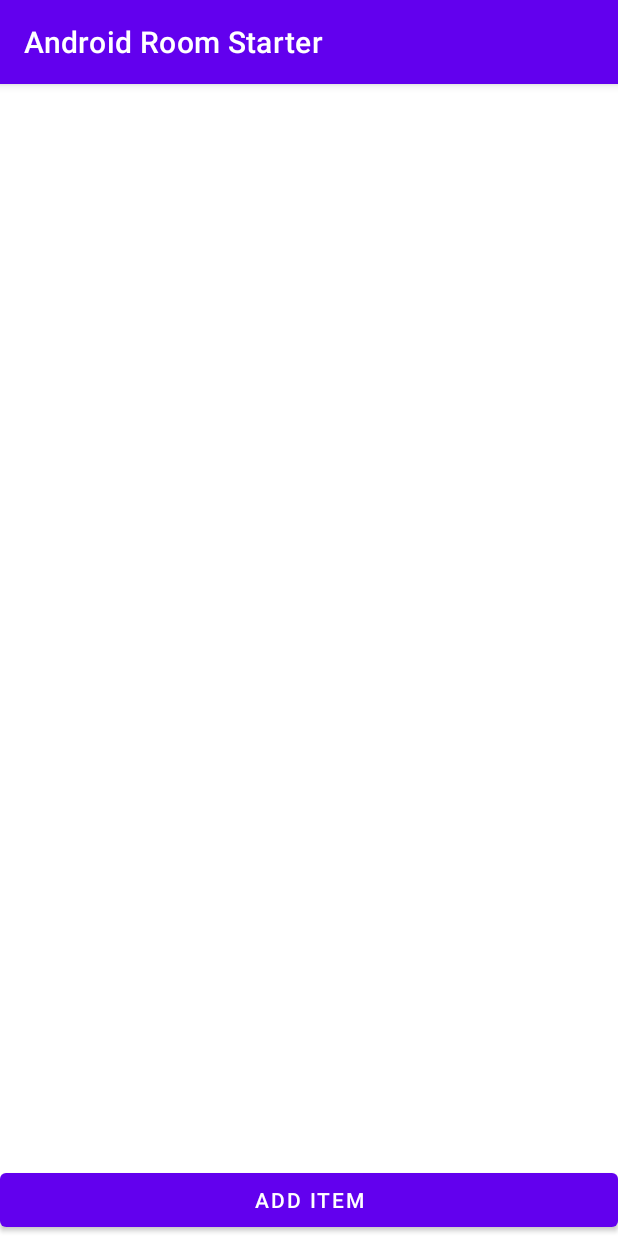
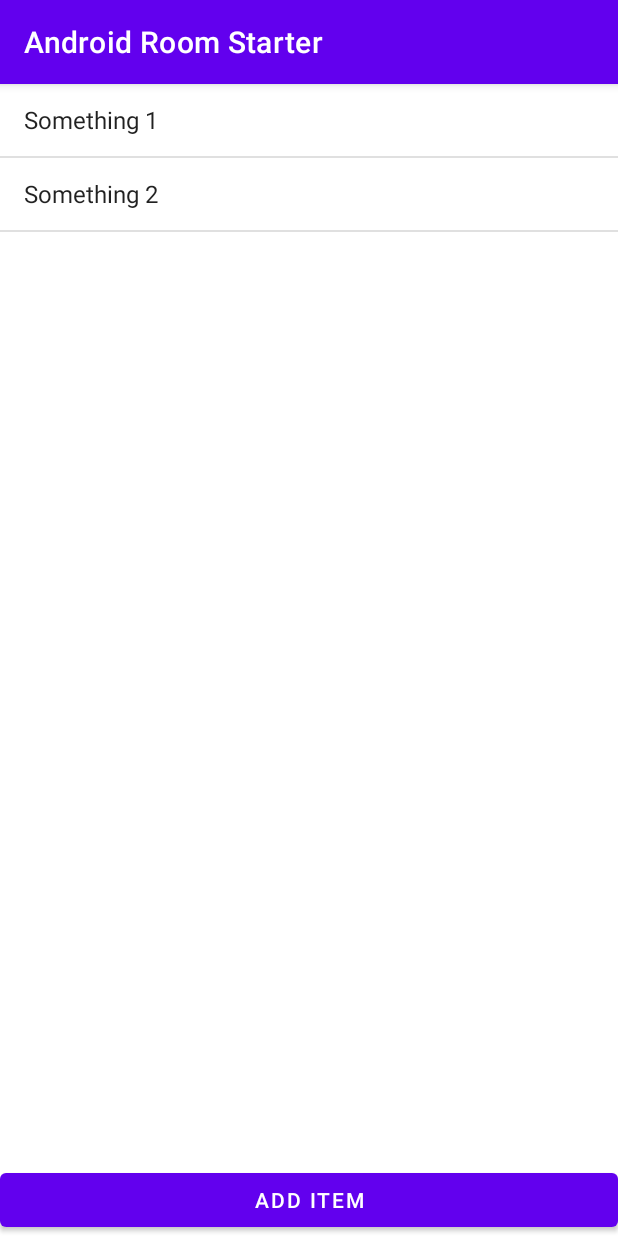
Before and after one commit to sir-hadi/AndroidRoomStarter, an Android app: the screen it shows after launch (MainActivity), after a tap on "ADD ITEM", on a phone screen of 412 x 824 dp. Run offline under Robolectric (Android 15) with nearby library versions, the phone set to English and light mode, and no system bars; our stand-ins replace Room's generated code.

Commit message:
success inserting a data and displaying the name of the data huraaaaa

```diff
--- a/app/build.gradle
+++ b/app/build.gradle
@@ -56,4 +56,8 @@ dependencies {
 
     // optional - Test helpers
     testImplementation "androidx.room:room-testing:$room_version"
+
+    // Coroutine Lifecycle Scopes
+    implementation "androidx.lifecycle:lifecycle-viewmodel-ktx:2.2.0"
+    implementation "androidx.lifecycle:lifecycle-runtime-ktx:2.2.0"
 }
--- a/app/src/main/java/com/example/android/androidroomstarter/MainActivity.kt
+++ b/app/src/main/java/com/example/android/androidroomstarter/MainActivity.kt
@@ -4,13 +4,15 @@ import androidx.appcompat.app.AppCompatActivity
 import android.os.Bundle
 import android.widget.ArrayAdapter
 import android.widget.Button
+import androidx.lifecycle.lifecycleScope
 import com.example.android.androidroomstarter.entities.Task
 import kotlinx.android.synthetic.main.activity_main.*
+import kotlinx.coroutines.launch
 import java.util.ArrayList
 import kotlin.random.Random
 
 class MainActivity : AppCompatActivity() {
-    var num = Random.nextInt()
+    var num = 0
     lateinit var items : ArrayList<String>
     lateinit var adapter: ArrayAdapter<String>
 
@@ -19,6 +21,7 @@ class MainActivity : AppCompatActivity() {
         setContentView(R.layout.activity_main)
 
         val dao = TodoDatabase.getInstance(this).todoDao()
+        dao.insertTask(Task(++num,"Something ${num}",false))
 
         items = ArrayList()
         val taskList = dao.getAll()
@@ -31,8 +34,14 @@ class MainActivity : AppCompatActivity() {
         list_view.adapter = adapter
 
         add.setOnClickListener {
-            dao.insertTask(Task(++num,"Something ${num}",false))
-            adapter.notifyDataSetChanged()
+            lifecycleScope.launch {
+                dao.insertTask(Task(++num,"Something ${num}",false))
+                items.add("Something ${num}")
+                adapter.notifyDataSetChanged()
+
+            }
         }
+
+
     }
 }
--- a/app/src/main/java/com/example/android/androidroomstarter/TodoDao.kt
+++ b/app/src/main/java/com/example/android/androidroomstarter/TodoDao.kt
@@ -5,7 +5,7 @@ import com.example.android.androidroomstarter.entities.Task
 
 @Dao
 interface TodoDao {
-    @Insert(onConflict = OnConflictStrategy.REPLACE)
+    @Insert(onConflict = OnConflictStrategy.IGNORE)
     fun insertTask(task: Task)
 
     @Query("SELECT * FROM Task")
--- a/app/src/main/java/com/example/android/androidroomstarter/TodoDatabase.kt
+++ b/app/src/main/java/com/example/android/androidroomstarter/TodoDatabase.kt
@@ -20,7 +20,7 @@ abstract class TodoDatabase : RoomDatabase() {
                     context.applicationContext,
                     TodoDatabase::class.java,
                     "todo.db"
-                ).build().also {
+                ).allowMainThreadQueries().build().also {
                     INSTANCE = it
                 }
             }
```
